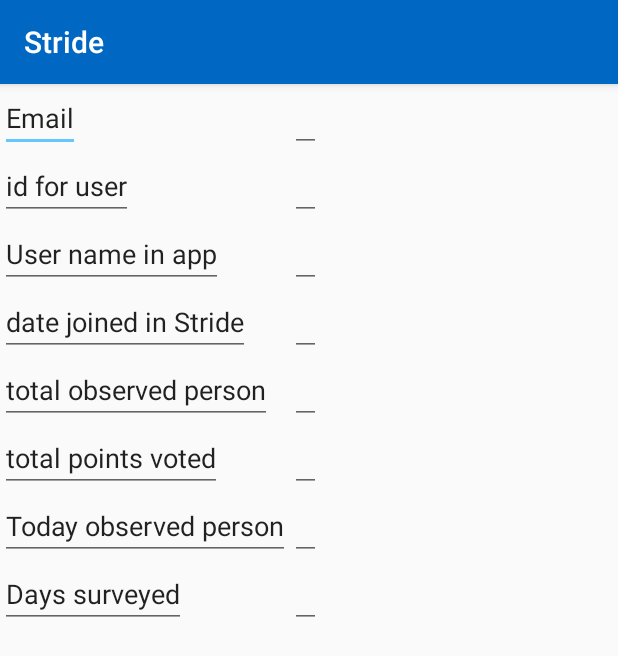
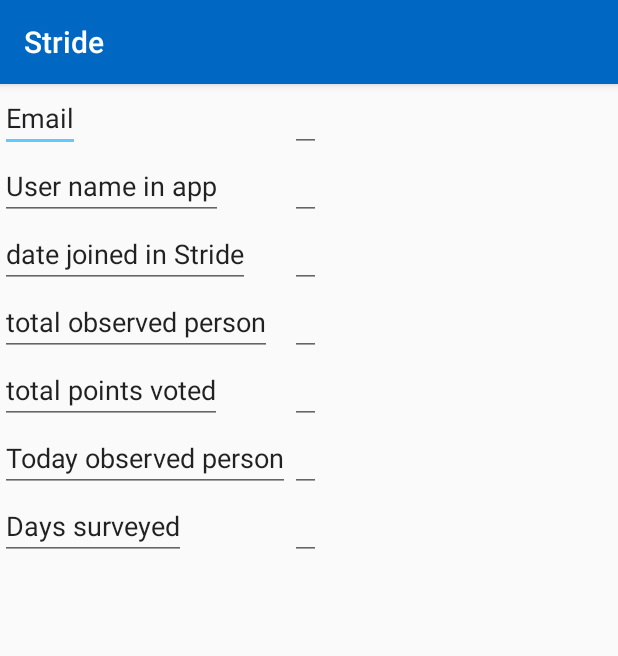
Before and after one commit to CEDEUS/STRIDE-native-android, an Android app: the fragment TabBFragment shown on its own in the app's theme, on a phone screen of 412 x 824 dp. Shown: the top 656 px of the screen. Run offline under Robolectric (Android 15) with nearby library versions, the phone set to English and light mode, and no system bars; our stand-ins replace Volley; network calls fail.

Commit message:
delete id my statics

```diff
--- a/app/src/main/java/com/example/oscarplaza/stride/TabBFragment.java
+++ b/app/src/main/java/com/example/oscarplaza/stride/TabBFragment.java
@@ -131,7 +131,6 @@ public class TabBFragment extends Fragment {
             @Override
             public void onResponse(String response) {
 
-                Log.d("TabBFragment", "onResponse: " + response);
                 Gson g = new Gson();
                 RespStatics r = g.fromJson(response,RespStatics.class);
                 DateFormat format = new SimpleDateFormat("dd/MM/yyyy");
@@ -147,7 +146,6 @@ public class TabBFragment extends Fragment {
                 getDays_surveyed().setText(r.getDaysSurveyed().toString());
                 getEmails().setText(r.getEmail().toString());
                 //getGroups().setText(r.getGroups().toString());
-                getIds().setText(r.getId().toString());
                 getUsername().setText(r.getUsername().toString());
                 getEmails().setText(r.getEmail().toString());
                 getToday_observed_person().setText(r.getTodayObservedPerson().toString());
@@ -199,7 +197,6 @@ public class TabBFragment extends Fragment {
         // Inflate the layout for this fragment
         View rootView = inflater.inflate(R.layout.fragment_tab_b, container, false);
         setEmails((TextView)rootView.findViewById(R.id.email_ex_ex));
-        setIds((TextView)rootView.findViewById(R.id.id_for_user_ex));
         setUsername((TextView)rootView.findViewById(R.id.user_name_in_app_ex));
         setDate_joined((TextView)rootView.findViewById(R.id.date_joined_in_stride_ex));
         setTotal_observed_person((TextView)rootView.findViewById(R.id.total_observed_person_ex));
--- a/app/src/main/res/layout/fragment_tab_b.xml
+++ b/app/src/main/res/layout/fragment_tab_b.xml
@@ -16,10 +16,7 @@
                 android:layout_width="wrap_content"
                 android:layout_height="wrap_content"
                 android:text="@string/email_ex"/>
-            <EditText
-                android:layout_width="wrap_content"
-                android:layout_height="wrap_content"
-                android:text="@string/id_for_user"/>
+
             <EditText
                 android:layout_width="wrap_content"
                 android:layout_height="wrap_content"
@@ -54,10 +51,7 @@
                 android:layout_width="wrap_content"
                 android:layout_height="wrap_content"
                 android:id="@+id/email_ex_ex"/>
-            <EditText
-                android:layout_width="wrap_content"
-                android:layout_height="wrap_content"
-                android:id="@+id/id_for_user_ex"/>
+
             <EditText
                 android:layout_width="wrap_content"
                 android:layout_height="wrap_content"
```
